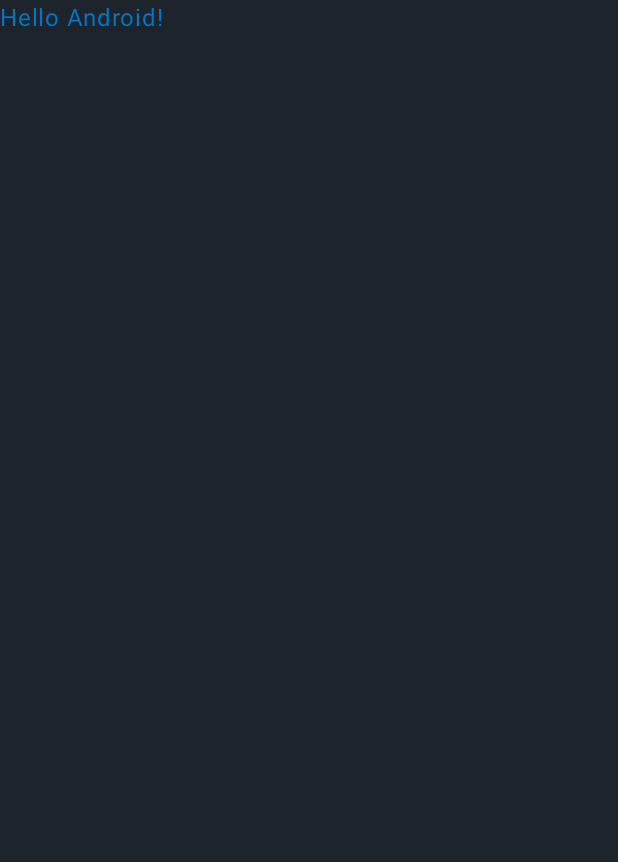
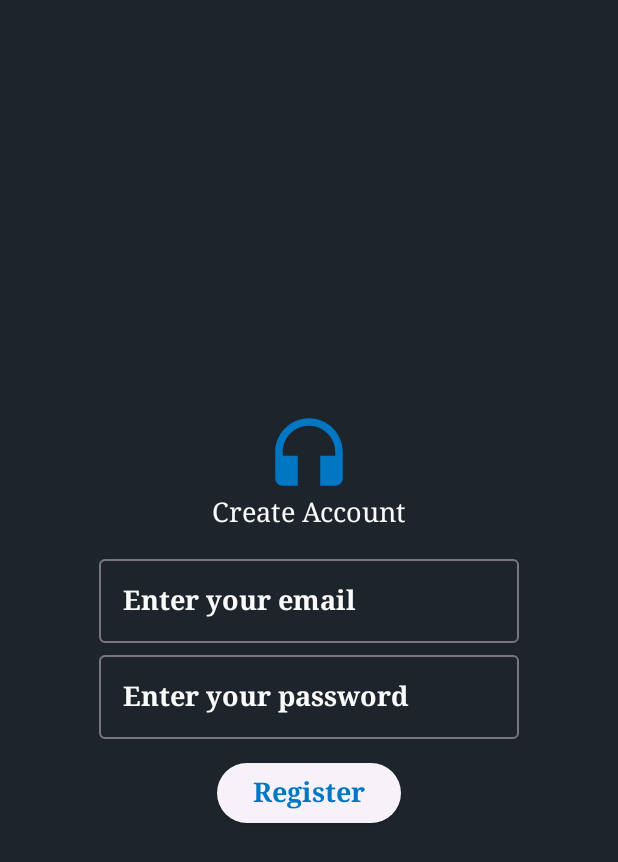
Before and after one commit to angelanyabuti/EchoVibe, an Android app built with Jetpack Compose: the screen it shows after launch (MainActivity), on a phone screen of 412 x 824 dp. Before the commit the part shown is almost empty. Shown: the top 862 px of the screen. Run offline under Robolectric (Android 15) with nearby library versions, the phone set to English and light mode, and no system bars.

Commit message:
Created the registration page.

```diff
--- a/app/src/main/java/com/example/echovibe/MainActivity.kt
+++ b/app/src/main/java/com/example/echovibe/MainActivity.kt
@@ -17,6 +17,7 @@ import androidx.compose.ui.tooling.preview.Preview
 import androidx.compose.ui.unit.dp
 import kotlinx.coroutines.delay
 import com.example.echovibe.ui.theme.EchoVibeTheme
+import com.example.echovibe.auth.Registration // Import the Registration composable
 
 class MainActivity : ComponentActivity() {
     override fun onCreate(savedInstanceState: Bundle?) {
@@ -78,24 +79,7 @@ fun MainScreen() {
                 .padding(innerPadding),
             color = MaterialTheme.colorScheme.background
         ) {
-            Greeting(name = "Android")
+            Registration()
         }
     }
 }
-
-@Composable
-fun Greeting(name: String, modifier: Modifier = Modifier) {
-    Text(
-        text = "Hello $name!",
-        color = MaterialTheme.colorScheme.primary,
-        modifier = modifier
-    )
-}
-
-@Preview(showBackground = true)
-@Composable
-fun GreetingPreview() {
-    EchoVibeTheme {
-        Greeting("Android")
-    }
-}
--- a/app/src/main/java/com/example/echovibe/auth/Registration.kt
+++ b/app/src/main/java/com/example/echovibe/auth/Registration.kt
@@ -1 +1,87 @@
 package com.example.echovibe.auth
+
+import androidx.compose.foundation.Image
+import androidx.compose.foundation.layout.Arrangement
+import androidx.compose.foundation.layout.Column
+import androidx.compose.foundation.layout.fillMaxSize
+import androidx.compose.foundation.layout.fillMaxWidth
+import androidx.compose.foundation.layout.padding
+import androidx.compose.foundation.layout.size
+import androidx.compose.foundation.text.KeyboardOptions
+import androidx.compose.material3.ElevatedButton
+import androidx.compose.material3.MaterialTheme
+import androidx.compose.material3.OutlinedTextField
+import androidx.compose.material3.Text
+import androidx.compose.material3.TextField
+import androidx.compose.runtime.Composable
+import androidx.compose.runtime.getValue
+import androidx.compose.runtime.mutableStateOf
+import androidx.compose.runtime.remember
+import androidx.compose.runtime.setValue
+import androidx.compose.ui.Alignment
+import androidx.compose.ui.Modifier
+import androidx.compose.ui.res.painterResource
+import androidx.compose.ui.text.font.FontWeight
+import androidx.compose.ui.text.input.KeyboardType
+import androidx.compose.ui.text.input.PasswordVisualTransformation
+import androidx.compose.ui.text.style.LineHeightStyle
+import androidx.compose.ui.unit.dp
+import com.example.echovibe.R
+
+@Composable
+fun Registration(modifier: Modifier = Modifier) {
+    var text by remember { mutableStateOf("") }
+    Column (
+        modifier = modifier
+            .fillMaxSize() //Ensures the column takes the entire available space
+            .padding(12.dp),
+            verticalArrangement = Arrangement.Center,
+            horizontalAlignment = Alignment.CenterHorizontally
+    ){
+        Image(
+            painter = painterResource(id = R.drawable.headphones),
+            contentDescription = "",
+            modifier = Modifier.fillMaxWidth()
+                .size(60.dp)
+        )
+        Text(
+            text = "Create Account",
+            color = MaterialTheme.colorScheme.tertiary,
+            style = MaterialTheme.typography.titleLarge,
+            modifier = Modifier.padding(bottom = 12.dp)
+        )
+        OutlinedTextField(
+            value = text,
+            onValueChange = {text = it},
+            label = { Text(
+                "Enter your email",
+                color = MaterialTheme.colorScheme.tertiary,
+                style = MaterialTheme.typography.titleLarge.copy(fontWeight = FontWeight.Bold)
+            ) }
+        )
+        OutlinedTextField(
+            value = text,
+            onValueChange = {text = it},
+            label = { Text(
+                "Enter your password",
+                color = MaterialTheme.colorScheme.tertiary,
+                style = MaterialTheme.typography.titleLarge.copy(fontWeight = FontWeight.Bold),
+            ) },
+            visualTransformation = PasswordVisualTransformation(), //hides the password
+            keyboardOptions = KeyboardOptions(keyboardType = KeyboardType.Password)
+        )
+        ElevatedButton(
+            modifier = Modifier.padding(top = 12.dp),
+
+            onClick = {/*TODO*/})
+        {
+            Text(
+                text = "Register",
+                style = MaterialTheme.typography.titleLarge.copy(fontWeight = FontWeight.Bold),
+            )
+
+
+        }
+
+    }
+}
--- a/app/src/main/java/com/example/echovibe/ui/theme/Theme.kt
+++ b/app/src/main/java/com/example/echovibe/ui/theme/Theme.kt
@@ -22,7 +22,7 @@ private val DarkColorScheme = darkColorScheme(
 private val LightColorScheme = lightColorScheme(
     primary = Blue1,
     secondary = Blue2,
-    tertiary = Pink40,
+    tertiary = White1,
     background = Black1,
     surface = Color(0xFFFFFBFE),
     onPrimary = Color.Blue,
--- a/app/src/main/java/com/example/echovibe/ui/theme/Type.kt
+++ b/app/src/main/java/com/example/echovibe/ui/theme/Type.kt
@@ -9,18 +9,18 @@ import androidx.compose.ui.unit.sp
 // Set of Material typography styles to start with
 val Typography = Typography(
     bodyLarge = TextStyle(
-        fontFamily = FontFamily.Default,
+        fontFamily = FontFamily.Serif,
         fontWeight = FontWeight.Normal,
         fontSize = 16.sp,
         lineHeight = 24.sp,
         letterSpacing = 0.5.sp
-    )
-    /* Other default text styles to override
+    ),
+     //Other default text styles to override
     titleLarge = TextStyle(
-        fontFamily = FontFamily.Default,
+        fontFamily = FontFamily.Serif,
         fontWeight = FontWeight.Normal,
-        fontSize = 22.sp,
-        lineHeight = 28.sp,
+        fontSize = 18.sp,
+        lineHeight = 10.sp,
         letterSpacing = 0.sp
     ),
     labelSmall = TextStyle(
@@ -30,5 +30,5 @@ val Typography = Typography(
         lineHeight = 16.sp,
         letterSpacing = 0.5.sp
     )
-    */
+
 )
--- /dev/null
+++ b/app/src/main/res/drawable-anydpi/headphones.xml
@@ -0,0 +1,11 @@
+<vector xmlns:android="http://schemas.android.com/apk/res/android"
+    android:width="24dp"
+    android:height="24dp"
+    android:viewportWidth="24"
+    android:viewportHeight="24"
+    android:tint="#0176C3"
+    android:alpha="0.8">
+  <path
+      android:fillColor="@android:color/white"
+      android:pathData="M12,3c-4.97,0 -9,4.03 -9,9v7c0,1.1 0.9,2 2,2h4v-8H5v-1c0,-3.87 3.13,-7 7,-7s7,3.13 7,7v1h-4v8h4c1.1,0 2,-0.9 2,-2v-7C21,7.03 16.97,3 12,3z"/>
+</vector>
```
Also changed, not shown: app/src/main/res/drawable-hdpi/headphones.png (added), app/src/main/res/drawable-mdpi/headphones.png (added), app/src/main/res/drawable-xhdpi/headphones.png (added), app/src/main/res/drawable-xxhdpi/headphones.png (added).
